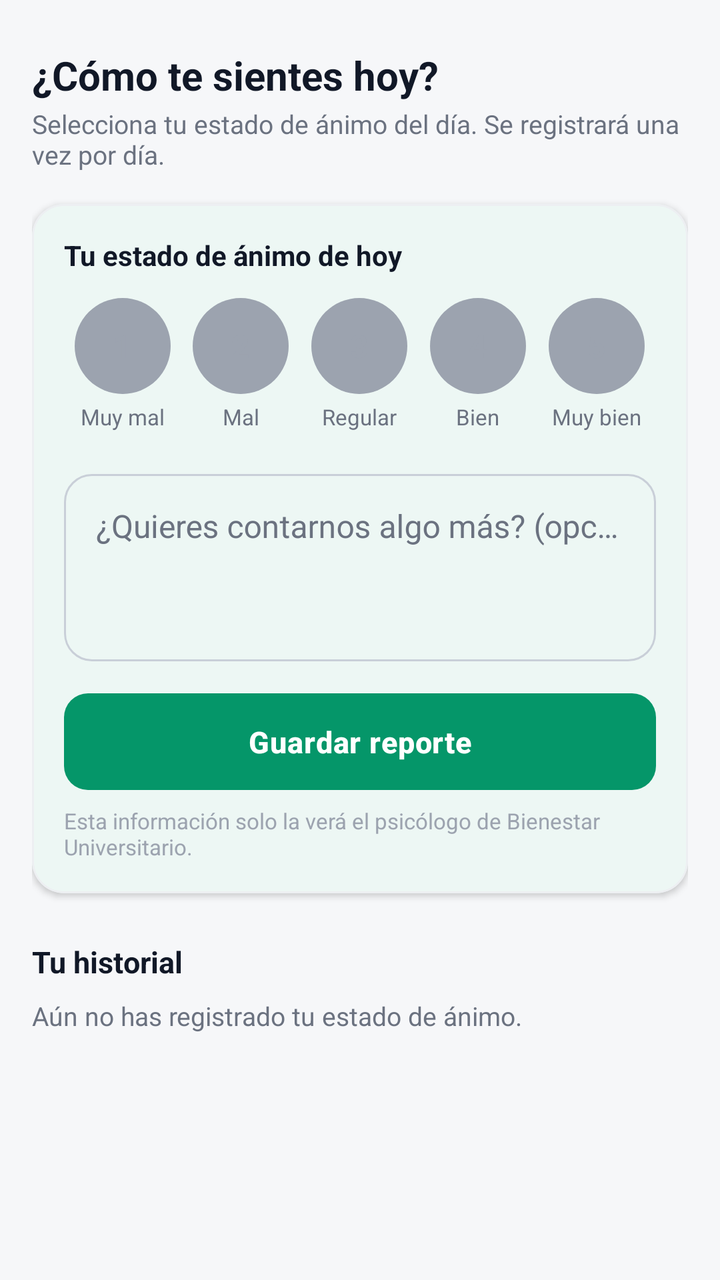
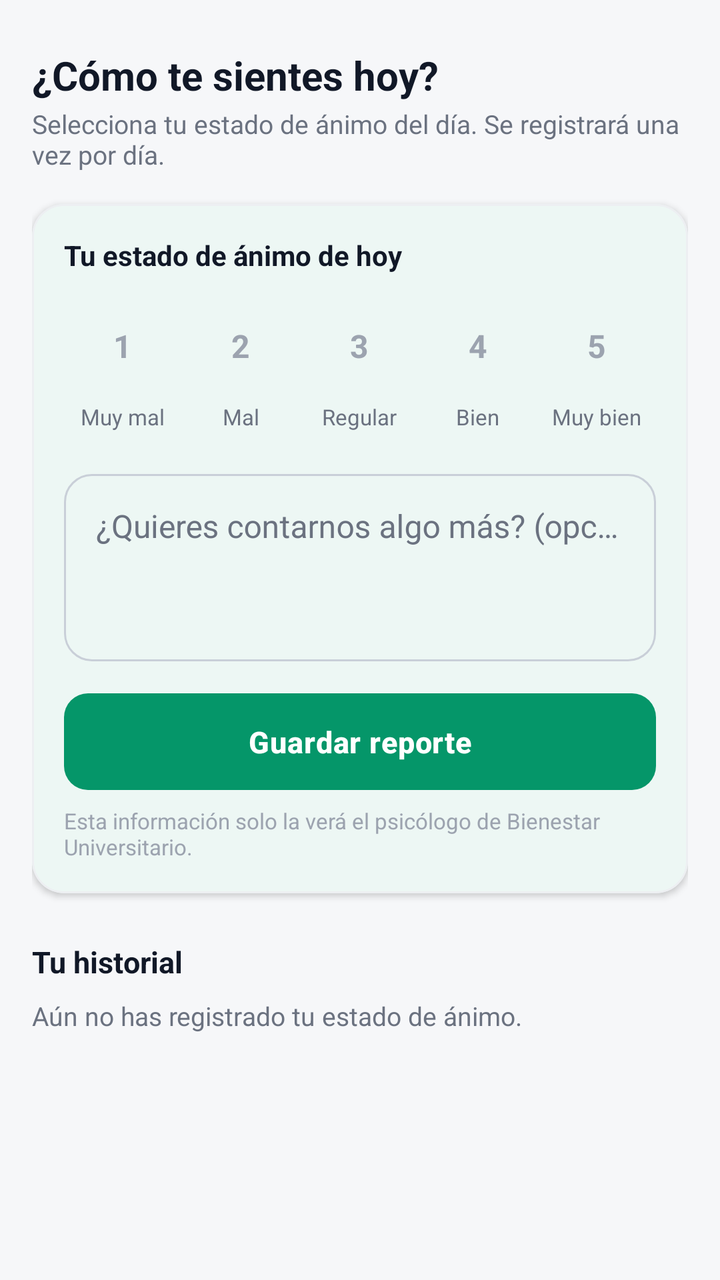

Compare the two renders of this Android layout. The source of the first and the diff that turns it into the second are given below.
<!-- AndroidManifest.xml: application theme Theme.BienestarUPC -->
<!-- res/layout/fragment_emotional_report.xml -->
<?xml version="1.0" encoding="utf-8"?>
<FrameLayout xmlns:android="http://schemas.android.com/apk/res/android"
    xmlns:app="http://schemas.android.com/apk/res-auto"
    android:layout_width="match_parent"
    android:layout_height="match_parent"
    android:background="@color/background_gray">

    <androidx.core.widget.NestedScrollView
        android:id="@+id/scroll_emotion"
        android:layout_width="match_parent"
        android:layout_height="match_parent"
        android:fillViewport="true">

        <LinearLayout
            android:layout_width="match_parent"
            android:layout_height="wrap_content"
            android:orientation="vertical"
            android:padding="16dp">

            <TextView
                android:layout_width="wrap_content"
                android:layout_height="wrap_content"
                android:layout_marginTop="8dp"
                android:text="¿Cómo te sientes hoy?"
                android:textColor="@color/text_primary"
                android:textSize="20sp"
                android:textStyle="bold" />

            <TextView
                android:layout_width="wrap_content"
                android:layout_height="wrap_content"
                android:layout_marginTop="2dp"
                android:text="Selecciona tu estado de ánimo del día. Se registrará una vez por día."
                android:textColor="@color/text_secondary"
                android:textSize="13sp" />

            
            <com.google.android.material.card.MaterialCardView
                android:layout_width="match_parent"
                android:layout_height="wrap_content"
                android:layout_marginTop="16dp"
                app:cardBackgroundColor="@color/white_card"
                app:cardCornerRadius="16dp"
                app:cardElevation="2dp">

                <LinearLayout
                    android:layout_width="match_parent"
                    android:layout_height="wrap_content"
                    android:orientation="vertical"
                    android:padding="16dp">

                    <TextView
                        android:layout_width="wrap_content"
                        android:layout_height="wrap_content"
                        android:text="Tu estado de ánimo de hoy"
                        android:textColor="@color/text_primary"
                        android:textSize="14sp"
                        android:textStyle="bold" />

                    <LinearLayout
                        android:layout_width="match_parent"
                        android:layout_height="wrap_content"
                        android:layout_marginTop="12dp"
                        android:orientation="horizontal">

                        <LinearLayout
                            android:layout_width="0dp"
                            android:layout_height="wrap_content"
                            android:layout_weight="1"
                            android:gravity="center"
                            android:orientation="vertical">

                            <TextView
                                android:id="@+id/mood_1"
                                android:layout_width="48dp"
                                android:layout_height="48dp"
                                android:background="@drawable/mood_circle_none"
                                android:gravity="center"
                                android:text="1"
                                android:textColor="@color/text_hint"
                                android:textSize="16sp"
                                android:textStyle="bold" />

                            <TextView
                                android:id="@+id/label_1"
                                android:layout_width="wrap_content"
                                android:layout_height="wrap_content"
                                android:layout_marginTop="4dp"
                                android:text="Muy mal"
                                android:textColor="@color/text_secondary"
                                android:textSize="11sp" />
                        </LinearLayout>

                        <LinearLayout
                            android:layout_width="0dp"
                            android:layout_height="wrap_content"
                            android:layout_weight="1"
                            android:gravity="center"
                            android:orientation="vertical">

                            <TextView
                                android:id="@+id/mood_2"
                                android:layout_width="48dp"
                                android:layout_height="48dp"
                                android:background="@drawable/mood_circle_none"
                                android:gravity="center"
                                android:text="2"
                                android:textColor="@color/text_hint"
                                android:textSize="16sp"
                                android:textStyle="bold" />

                            <TextView
                                android:id="@+id/label_2"
                                android:layout_width="wrap_content"
                                android:layout_height="wrap_content"
                                android:layout_marginTop="4dp"
                                android:text="Mal"
                                android:textColor="@color/text_secondary"
                                android:textSize="11sp" />
                        </LinearLayout>

                        <LinearLayout
                            android:layout_width="0dp"
                            android:layout_height="wrap_content"
                            android:layout_weight="1"
                            android:gravity="center"
                            android:orientation="vertical">

                            <TextView
                                android:id="@+id/mood_3"
                                android:layout_width="48dp"
                                android:layout_height="48dp"
                                android:background="@drawable/mood_circle_none"
                                android:gravity="center"
                                android:text="3"
                                android:textColor="@color/text_hint"
                                android:textSize="16sp"
                                android:textStyle="bold" />

                            <TextView
                                android:id="@+id/label_3"
                                android:layout_width="wrap_content"
                                android:layout_height="wrap_content"
                                android:layout_marginTop="4dp"
                                android:text="Regular"
                                android:textColor="@color/text_secondary"
                                android:textSize="11sp" />
                        </LinearLayout>

                        <LinearLayout
                            android:layout_width="0dp"
                            android:layout_height="wrap_content"
                            android:layout_weight="1"
                            android:gravity="center"
                            android:orientation="vertical">

                            <TextView
                                android:id="@+id/mood_4"
                                android:layout_width="48dp"
                                android:layout_height="48dp"
                                android:background="@drawable/mood_circle_none"
                                android:gravity="center"
                                android:text="4"
                                android:textColor="@color/text_hint"
                                android:textSize="16sp"
                                android:textStyle="bold" />

                            <TextView
                                android:id="@+id/label_4"
                                android:layout_width="wrap_content"
                                android:layout_height="wrap_content"
                                android:layout_marginTop="4dp"
                                android:text="Bien"
                                android:textColor="@color/text_secondary"
                                android:textSize="11sp" />
                        </LinearLayout>

                        <LinearLayout
                            android:layout_width="0dp"
                            android:layout_height="wrap_content"
                            android:layout_weight="1"
                            android:gravity="center"
                            android:orientation="vertical">

                            <TextView
                                android:id="@+id/mood_5"
                                android:layout_width="48dp"
                                android:layout_height="48dp"
                                android:background="@drawable/mood_circle_none"
                                android:gravity="center"
                                android:text="5"
                                android:textColor="@color/text_hint"
                                android:textSize="16sp"
                                android:textStyle="bold" />

                            <TextView
                                android:id="@+id/label_5"
                                android:layout_width="wrap_content"
                                android:layout_height="wrap_content"
                                android:layout_marginTop="4dp"
                                android:text="Muy bien"
                                android:textColor="@color/text_secondary"
                                android:textSize="11sp" />
                        </LinearLayout>
                    </LinearLayout>

                    <com.google.android.material.textfield.TextInputLayout
                        android:layout_width="match_parent"
                        android:layout_height="wrap_content"
                        android:layout_marginTop="16dp"
                        android:hint="¿Quieres contarnos algo más? (opcional)"
                        style="@style/Widget.Material3.TextInputLayout.OutlinedBox">

                        <com.google.android.material.textfield.TextInputEditText
                            android:id="@+id/edit_descripcion"
                            android:layout_width="match_parent"
                            android:layout_height="wrap_content"
                            android:gravity="top|start"
                            android:maxLength="300"
                            android:minLines="3" />
                    </com.google.android.material.textfield.TextInputLayout>

                    <com.google.android.material.button.MaterialButton
                        android:id="@+id/btn_save"
                        android:layout_width="match_parent"
                        android:layout_height="wrap_content"
                        android:layout_marginTop="16dp"
                        android:text="Guardar reporte"
                        android:textColor="@color/white_card"
                        app:backgroundTint="@color/green_primary"
                        app:cornerRadius="12dp" />

                    <TextView
                        android:layout_width="wrap_content"
                        android:layout_height="wrap_content"
                        android:layout_marginTop="8dp"
                        android:text="Esta información solo la verá el psicólogo de Bienestar Universitario."
                        android:textColor="@color/text_hint"
                        android:textSize="11sp" />

                </LinearLayout>
            </com.google.android.material.card.MaterialCardView>

            
            <com.google.android.material.card.MaterialCardView
                android:id="@+id/card_mood_trend"
                android:layout_width="match_parent"
                android:layout_height="wrap_content"
                android:layout_marginTop="16dp"
                android:visibility="gone"
                app:cardBackgroundColor="@color/white_card"
                app:cardCornerRadius="16dp"
                app:cardElevation="2dp">

                <LinearLayout
                    android:layout_width="match_parent"
                    android:layout_height="wrap_content"
                    android:orientation="vertical"
                    android:padding="16dp">

                    <TextView
                        android:layout_width="wrap_content"
                        android:layout_height="wrap_content"
                        android:text="Tu evolución"
                        android:textColor="@color/text_primary"
                        android:textSize="14sp"
                        android:textStyle="bold" />

                    <TextView
                        android:layout_width="wrap_content"
                        android:layout_height="wrap_content"
                        android:layout_marginTop="2dp"
                        android:text="Estado de ánimo en los últimos días"
                        android:textColor="@color/text_secondary"
                        android:textSize="12sp" />

                    <com.github.mikephil.charting.charts.LineChart
                        android:id="@+id/chart_mood_trend"
                        android:layout_width="match_parent"
                        android:layout_height="210dp"
                        android:layout_marginTop="8dp" />
                </LinearLayout>
            </com.google.android.material.card.MaterialCardView>

            
            <TextView
                android:layout_width="wrap_content"
                android:layout_height="wrap_content"
                android:layout_marginTop="24dp"
                android:text="Tu historial"
                android:textColor="@color/text_primary"
                android:textSize="15sp"
                android:textStyle="bold" />

            <TextView
                android:id="@+id/txt_hist_empty"
                android:layout_width="match_parent"
                android:layout_height="wrap_content"
                android:layout_marginTop="8dp"
                android:text="Aún no has registrado tu estado de ánimo."
                android:textColor="@color/text_secondary"
                android:textSize="13sp" />

            <LinearLayout
                android:id="@+id/hist_container"
                android:layout_width="match_parent"
                android:layout_height="wrap_content"
                android:layout_marginTop="8dp"
                android:orientation="vertical" />

        </LinearLayout>
    </androidx.core.widget.NestedScrollView>
</FrameLayout>
<!-- resources referenced by this layout -->
<resources>
  <color name="background_gray">#F6F7F9</color>
  <color name="green_primary">#059669</color>
  <color name="text_hint">#9CA3AF</color>
  <color name="text_primary">#111827</color>
  <color name="text_secondary">#6B7280</color>
  <color name="white_card">#FFFFFF</color>
  <!-- drawable mood_circle_none (drawable) -->
  <?xml version="1.0" encoding="utf-8"?>
  <shape xmlns:android="http://schemas.android.com/apk/res/android"
      android:shape="oval">
      <solid android:color="@color/text_hint" />
  </shape>
  <color name="green_container">#D1FAE5</color>
  <color name="on_primary_container">#053B2A</color>
  <color name="teal_primary">#0D9488</color>
  <color name="teal_light">#CCFBF1</color>
  <color name="surface_container_low">#F8FAFC</color>
  <color name="surface_container">#EFF2F5</color>
  <color name="surface_container_high">#E7EAEE</color>
  <color name="surface_container_highest">#DEE2E8</color>
  <color name="surface_outline">#C9CFD8</color>
  <color name="surface_outline_variant">#E4E7EC</color>
  <color name="error_text">#DC2626</color>
  <color name="green_primary_dark">#047857</color>
  <style name="Widget.BienestarUPC.Card" parent="Widget.Material3.CardView.Elevated">
          <item name="cardCornerRadius">20dp</item>
          <item name="cardElevation">1dp</item>
          <item name="cardBackgroundColor">@color/white_card</item>
          <item name="strokeColor">@color/stroke_color</item>
          <item name="strokeWidth">1dp</item>
          <item name="rippleColor">@color/green_light</item>
      </style>
  <style name="BottomNavigationStyle" parent="Widget.Material3.BottomNavigationView">
          <item name="android:background">@color/nav_background</item>
          <item name="itemIconSize">24dp</item>
          <item name="itemRippleColor">@color/green_light</item>
          <item name="itemIconTint">@color/nav_item_text_color</item>
          <item name="itemTextColor">@color/nav_item_text_color</item>
          <item name="elevation">8dp</item>
      </style>
  <style name="Widget.BienestarUPC.Chip" parent="Widget.Material3.Chip.Filter">
          <item name="chipCornerRadius">20dp</item>
          <item name="chipMinHeight">36dp</item>
          <item name="chipBackgroundColor">@color/chip_bg</item>
          <item name="android:textColor">@color/chip_text</item>
          <item name="chipStrokeWidth">1dp</item>
          <item name="chipStrokeColor">@color/stroke_color</item>
      </style>
  <style name="ThemeOverlay.BienestarUPC.MaterialAlertDialog" parent="ThemeOverlay.Material3.MaterialAlertDialog">
          <item name="shapeAppearanceOverlay">@style/ShapeAppearance.BienestarUPC.Dialog</item>
          <item name="colorSecondary">@color/green_primary</item>
      </style>
  <style name="Widget.BienestarUPC.Snackbar" parent="Widget.Material3.Snackbar">
          <item name="backgroundTint">@color/text_primary</item>
          <item name="android:textColor">@color/white_card</item>
          <item name="shapeAppearanceOverlay">@style/ShapeAppearance.BienestarUPC.Snackbar</item>
      </style>
  <color name="gray_medium">#9CA3AF</color>
  <color name="stroke_color">#EDEFF2</color>
  <color name="green_light">#D1FAE5</color>
  <color name="nav_background">#FFFFFF</color>
  <color name="chip_bg">#F3F4F6</color>
  <color name="chip_text">#111827</color>
  <style name="ShapeAppearance.BienestarUPC.Dialog" parent="ShapeAppearance.Material3.LargeComponent">
          <item name="cornerSize">24dp</item>
      </style>
  <style name="ShapeAppearance.BienestarUPC.Snackbar" parent="ShapeAppearance.Material3.MediumComponent">
          <item name="cornerFamily">rounded</item>
          <item name="cornerSize">14dp</item>
      </style>
  <!-- unchanged entries left out for length: 3 -->
</resources>

<!-- the commit's change to res/layout/fragment_emotional_report.xml (unified diff, before → after) -->
@@ -3,7 +3,7 @@
     xmlns:app="http://schemas.android.com/apk/res-auto"
     android:layout_width="match_parent"
     android:layout_height="match_parent"
-    android:background="@color/background_gray">
+   >
 
     <androidx.core.widget.NestedScrollView
         android:id="@+id/scroll_emotion"
@@ -74,7 +74,7 @@
                                 android:id="@+id/mood_1"
                                 android:layout_width="48dp"
                                 android:layout_height="48dp"
-                                android:background="@drawable/mood_circle_none"
+                               
                                 android:gravity="center"
                                 android:text="1"
                                 android:textColor="@color/text_hint"
@@ -102,7 +102,7 @@
                                 android:id="@+id/mood_2"
                                 android:layout_width="48dp"
                                 android:layout_height="48dp"
-                                android:background="@drawable/mood_circle_none"
+                               
                                 android:gravity="center"
                                 android:text="2"
                                 android:textColor="@color/text_hint"
@@ -130,7 +130,7 @@
                                 android:id="@+id/mood_3"
                                 android:layout_width="48dp"
                                 android:layout_height="48dp"
-                                android:background="@drawable/mood_circle_none"
+                               
                                 android:gravity="center"
                                 android:text="3"
                                 android:textColor="@color/text_hint"
@@ -158,7 +158,7 @@
                                 android:id="@+id/mood_4"
                                 android:layout_width="48dp"
                                 android:layout_height="48dp"
-                                android:background="@drawable/mood_circle_none"
+                               
                                 android:gravity="center"
                                 android:text="4"
                                 android:textColor="@color/text_hint"
@@ -186,7 +186,7 @@
                                 android:id="@+id/mood_5"
                                 android:layout_width="48dp"
                                 android:layout_height="48dp"
-                                android:background="@drawable/mood_circle_none"
+                               
                                 android:gravity="center"
                                 android:text="5"
                                 android:textColor="@color/text_hint"
<!-- resource entries referenced after the edit -->
@@ -6,12 +6,6 @@
   <color name="text_primary">#111827</color>
   <color name="text_secondary">#6B7280</color>
   <color name="white_card">#FFFFFF</color>
-  <!-- drawable mood_circle_none (drawable) -->
-  <?xml version="1.0" encoding="utf-8"?>
-  <shape xmlns:android="http://schemas.android.com/apk/res/android"
-      android:shape="oval">
-      <solid android:color="@color/text_hint" />
-  </shape>
   <color name="green_container">#D1FAE5</color>
   <color name="on_primary_container">#053B2A</color>
   <color name="teal_primary">#0D9488</color>
